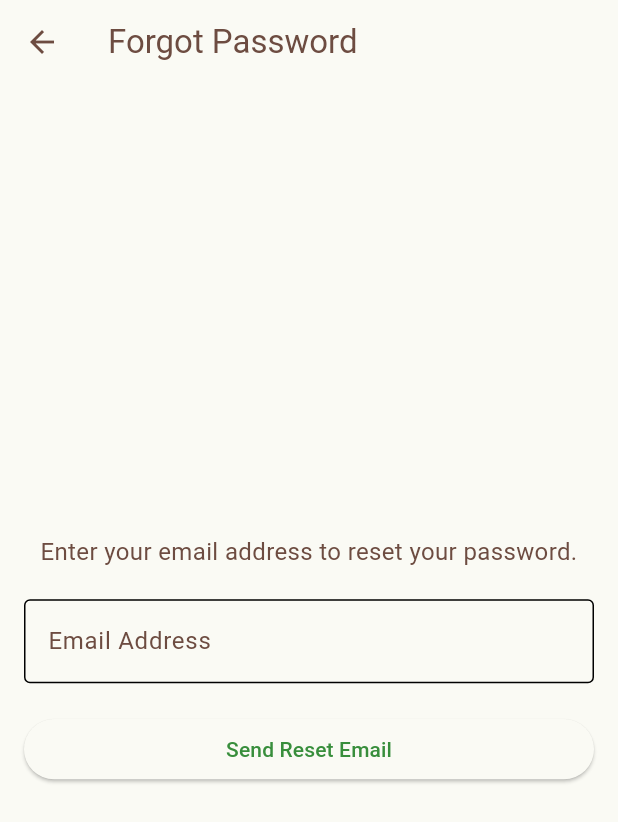
After one commit to oceanSsagar/agri_chem, a Flutter app: the screen it shows after launch, after a tap on "Forgot Password?", on a phone screen of 412 x 824 dp. The commit adds this screen. Shown: the top 822 px of the screen. Run offline on Flutter 3.47's test engine with Material 3 defaults, Android fonts, the phone set to English and light mode, and no system bars; our stand-ins replace firebase_auth, firebase_core, flutter_signin_button, google_sign_in; missing offline and left inert: firebase_ui_auth; accounts and stored records are empty.

Commit message:
add forgot password on the auth gate

```diff
--- a/lib/authentication/authentication_gate.dart
+++ b/lib/authentication/authentication_gate.dart
@@ -1,4 +1,5 @@
 import 'package:agri_chem/screens/main_screen.dart';
+import 'package:agri_chem/screens/my_forgot_password.dart';
 import 'package:firebase_auth/firebase_auth.dart';
 import 'package:flutter/material.dart';
 import 'package:agri_chem/utility/sign_in_with_google.dart';
@@ -203,6 +204,16 @@ class _AuthenticationGateState extends State<AuthenticationGate> {
                       onPressed: () => signInWithGoogle(),
                       // mini: true,
                     ),
+                    ElevatedButton(
+                      onPressed:
+                          () => Navigator.push(
+                            context,
+                            MaterialPageRoute(
+                              builder: (context) => MYForgotPasswordScreen(),
+                            ),
+                          ),
+                      child: Text("Forgot Password?"),
+                    ),
                   ],
                 ),
               ),
--- /dev/null
+++ b/lib/screens/my_forgot_password.dart
@@ -0,0 +1,76 @@
+import 'package:flutter/material.dart';
+import 'package:firebase_auth/firebase_auth.dart';
+
+class MYForgotPasswordScreen extends StatefulWidget {
+  @override
+  _MYForgotPasswordScreenState createState() => _MYForgotPasswordScreenState();
+}
+
+class _MYForgotPasswordScreenState extends State<MYForgotPasswordScreen> {
+  final _emailController = TextEditingController();
+  final _auth = FirebaseAuth.instance;
+
+  void _resetPassword() async {
+    final email = _emailController.text.trim();
+
+    if (email.isEmpty) {
+      ScaffoldMessenger.of(context).showSnackBar(
+        SnackBar(content: Text('Please enter your email address')),
+      );
+      return;
+    }
+
+    try {
+      await _auth.sendPasswordResetEmail(email: email);
+      ScaffoldMessenger.of(context).showSnackBar(
+        SnackBar(content: Text('Password reset email sent! Check your inbox.')),
+      );
+      _emailController.clear();
+    } catch (e) {
+      ScaffoldMessenger.of(
+        context,
+      ).showSnackBar(SnackBar(content: Text('Error: ${e.toString()}')));
+    }
+  }
+
+  @override
+  Widget build(BuildContext context) {
+    return Scaffold(
+      appBar: AppBar(title: Text('Forgot Password')),
+      body: Padding(
+        padding: const EdgeInsets.all(16.0),
+        child: Column(
+          mainAxisAlignment: MainAxisAlignment.center,
+          crossAxisAlignment: CrossAxisAlignment.stretch,
+          children: [
+            Text(
+              'Enter your email address to reset your password.',
+              style: TextStyle(fontSize: 16.0),
+              textAlign: TextAlign.center,
+            ),
+            SizedBox(height: 20.0),
+            TextField(
+              controller: _emailController,
+              keyboardType: TextInputType.emailAddress,
+              decoration: InputDecoration(
+                labelText: 'Email Address',
+                border: OutlineInputBorder(),
+              ),
+            ),
+            SizedBox(height: 20.0),
+            ElevatedButton(
+              onPressed: _resetPassword,
+              child: Text('Send Reset Email'),
+            ),
+          ],
+        ),
+      ),
+    );
+  }
+
+  @override
+  void dispose() {
+    _emailController.dispose();
+    super.dispose();
+  }
+}
--- a/lib/widgets/app_drawer.dart
+++ b/lib/widgets/app_drawer.dart
@@ -1,5 +1,4 @@
 import 'package:agri_chem/utility/sign_out.dart';
-import 'package:firebase_auth/firebase_auth.dart';
 import 'package:flutter/material.dart';
 
 class AppDrawer extends StatelessWidget {
```
